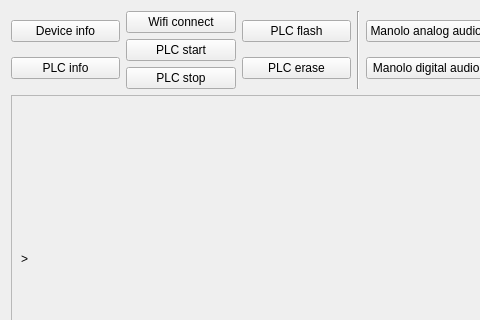
This is certif_tools/gui/CertifUIModel.ui in eve-devialet/divers as Qt 5 draws it before an edit; both pictures show x 0 to 480 and y 0 to 320 of the 686 by 435 pixel window. The edited form follows.
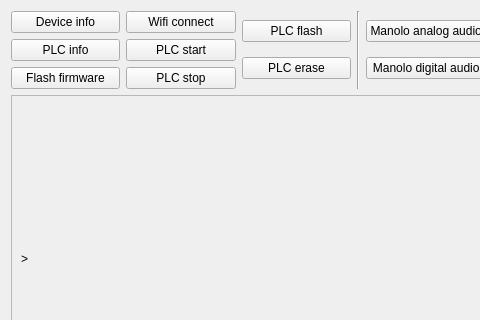
This is the edited form.

Commit message: Added a flash device button

Patch:
```diff
--- a/certif_tools/gui/CertifUIModel.ui
+++ b/certif_tools/gui/CertifUIModel.ui
@@ -32,6 +32,13 @@
          </property>
         </widget>
        </item>
+       <item>
+        <widget class="QPushButton" name="flashFirmware">
+         <property name="text">
+          <string>Flash firmware</string>
+         </property>
+        </widget>
+       </item>
       </layout>
      </item>
      <item>
```
The commit also changes 6 other files.
